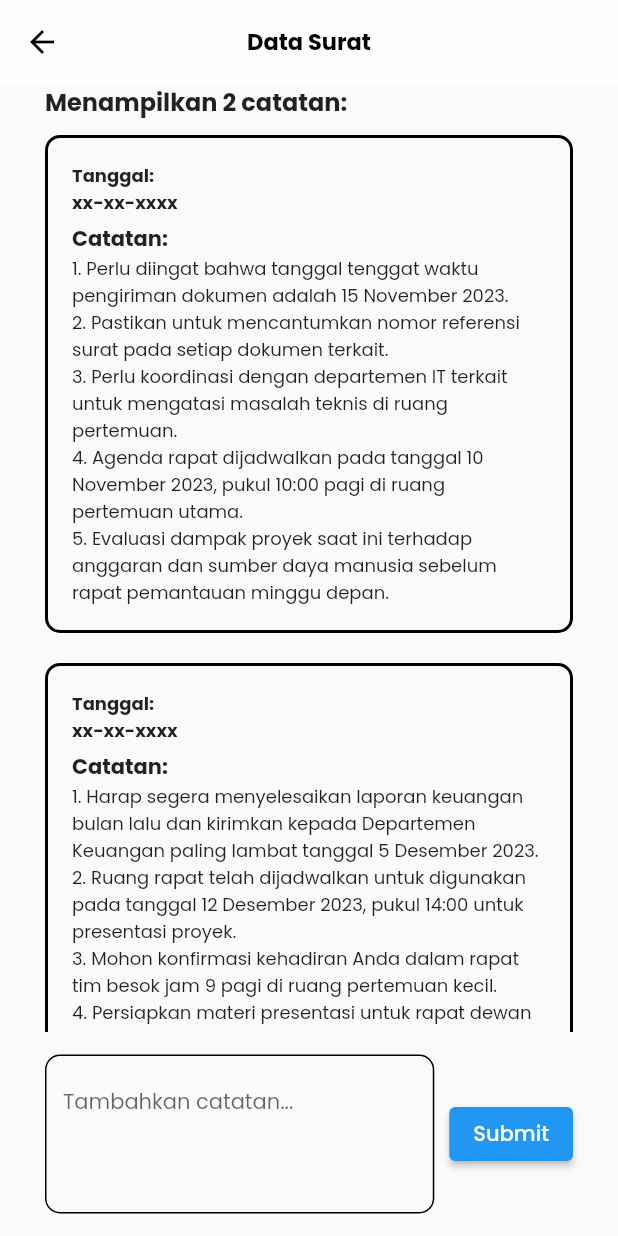
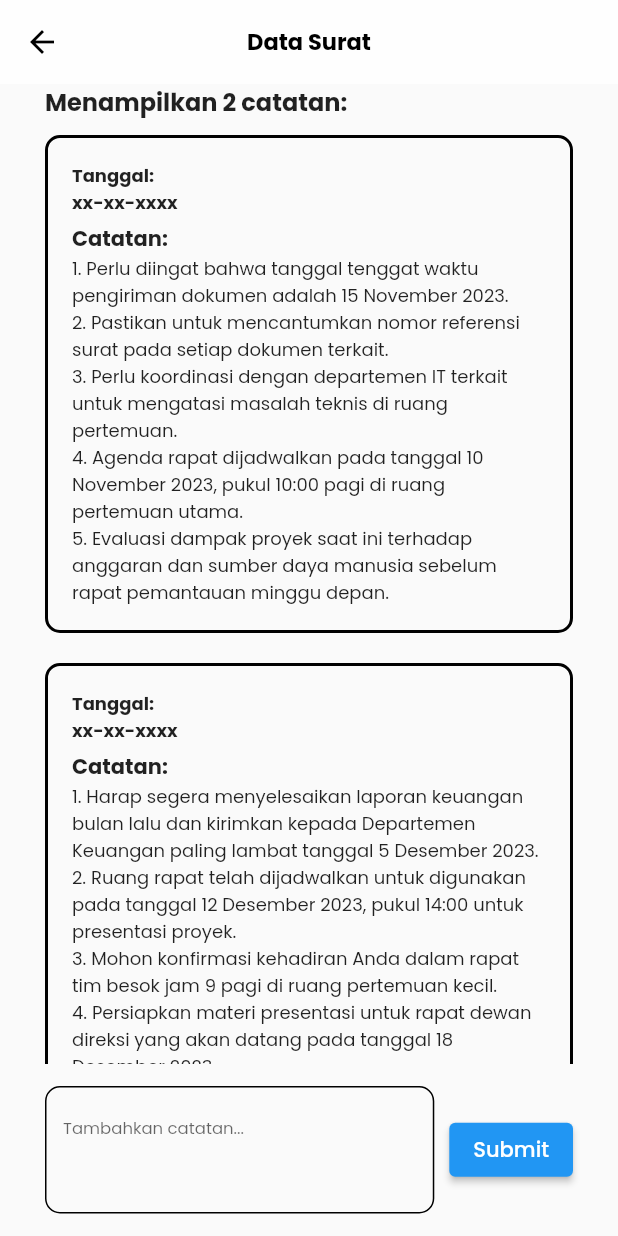
Before and after one commit to ZAZW27/eOffice, a Flutter app: the Informasi screen opened directly, after a tap on "Disposisi", after a tap on "Riwayat", after a tap on "Catatan", on a phone screen of 412 x 824 dp. Run offline on Flutter 3.47's test engine with Material 2 defaults, Android fonts, the light colour scheme and no system bars; our stand-ins replace flutter_svg.

Commit message:
add clearer transition

```diff
--- a/lib/pages/catatan.dart
+++ b/lib/pages/catatan.dart
@@ -175,10 +175,11 @@ class _CatatanInputState extends State<CatatanInput> {
           Expanded(
             child: TextField(
               controller: _catatanController,
-              maxLines: 3, // Jumlah maksimal baris dalam textarea
+              maxLines: 3,
+              style: TextStyle(fontSize: 11), // Adjust the font size as needed
               decoration: InputDecoration(
                 hintText: 'Tambahkan catatan...',
-                hintStyle: const TextStyle(fontSize: 14),
+                hintStyle: const TextStyle(fontSize: 11),
                 focusedBorder: OutlineInputBorder(
                   borderSide: const BorderSide(color: Colors.blue, width: 2),
                   borderRadius: BorderRadius.circular(10),
@@ -188,7 +189,7 @@ class _CatatanInputState extends State<CatatanInput> {
                   borderRadius: BorderRadius.circular(10),
                 ),
               ),
-            ),
+            )
           ),
           const SizedBox(width: 10.0),
           ElevatedButton(
--- a/lib/pages/disposisi.dart
+++ b/lib/pages/disposisi.dart
@@ -346,7 +346,7 @@ class _headerSuratPengaturanState extends State<headerSuratPengaturan> {
                 Navigator.pushReplacement(context, PageRouteBuilder(
                   pageBuilder: (context, animation, secondaryAnimation) => const Informasi(),
                   transitionsBuilder: (context, animation, secondaryAnimation, child) {
-                    const begin = Offset(0.0, 0.0);
+                    const begin = Offset(0.0, -1.0);
                     const end = Offset.zero;
                     const curve = Curves.easeInOut;
                     var tween = Tween(begin: begin, end: end).chain(CurveTween(curve: curve));
@@ -408,7 +408,7 @@ class _headerSuratPengaturanState extends State<headerSuratPengaturan> {
                 Navigator.pushReplacement(context, PageRouteBuilder(
                   pageBuilder: (context, animation, secondaryAnimation) => const Riwayat(),
                   transitionsBuilder: (context, animation, secondaryAnimation, child) {
-                    const begin = Offset(0.0, 0.0);
+                    const begin = Offset(0.0, -1.0);
                     const end = Offset.zero;
                     const curve = Curves.easeInOut;
                     var tween = Tween(begin: begin, end: end).chain(CurveTween(curve: curve));
--- a/lib/pages/informasi.dart
+++ b/lib/pages/informasi.dart
@@ -461,7 +461,7 @@ class _InformasiState extends State<Informasi> {
                 Navigator.pushReplacement(context, PageRouteBuilder(
                   pageBuilder: (context, animation, secondaryAnimation) => const DisposisiSection(),
                   transitionsBuilder: (context, animation, secondaryAnimation, child) {
-                    const begin = Offset(0.0, 0.0);
+                    const begin = Offset(0.0, -1.0);
                     const end = Offset.zero;
                     const curve = Curves.easeInOut;
                     var tween = Tween(begin: begin, end: end).chain(CurveTween(curve: curve));
@@ -492,7 +492,7 @@ class _InformasiState extends State<Informasi> {
                 Navigator.pushReplacement(context, PageRouteBuilder(
                   pageBuilder: (context, animation, secondaryAnimation) => const Riwayat(),
                   transitionsBuilder: (context, animation, secondaryAnimation, child) {
-                    const begin = Offset(0.0, 0.0);
+                    const begin = Offset(0.0, -1.0);
                     const end = Offset.zero;
                     const curve = Curves.easeInOut;
                     var tween = Tween(begin: begin, end: end).chain(CurveTween(curve: curve));
--- a/lib/pages/riwayat.dart
+++ b/lib/pages/riwayat.dart
@@ -454,7 +454,7 @@ class _headerSuratPengaturanState extends State<headerSuratPengaturan> {
                 Navigator.pushReplacement(context, PageRouteBuilder(
                   pageBuilder: (context, animation, secondaryAnimation) => const Informasi(),
                   transitionsBuilder: (context, animation, secondaryAnimation, child) {
-                    const begin = Offset(0.0, 0.0);
+                    const begin = Offset(0.0, -1.0);
                     const end = Offset.zero;
                     const curve = Curves.easeInOut;
                     var tween = Tween(begin: begin, end: end).chain(CurveTween(curve: curve));
@@ -484,7 +484,7 @@ class _headerSuratPengaturanState extends State<headerSuratPengaturan> {
                 Navigator.pushReplacement(context, PageRouteBuilder(
                   pageBuilder: (context, animation, secondaryAnimation) => const DisposisiSection(),
                   transitionsBuilder: (context, animation, secondaryAnimation, child) {
-                    const begin = Offset(0.0, 0.0);
+                    const begin = Offset(0.0, -1.0);
                     const end = Offset.zero;
                     const curve = Curves.easeInOut;
                     var tween = Tween(begin: begin, end: end).chain(CurveTween(curve: curve));
```
Also changed, not shown: assets/icons/surat-belum-ditandatangani.svg, assets/icons/surat-keluar.svg.
